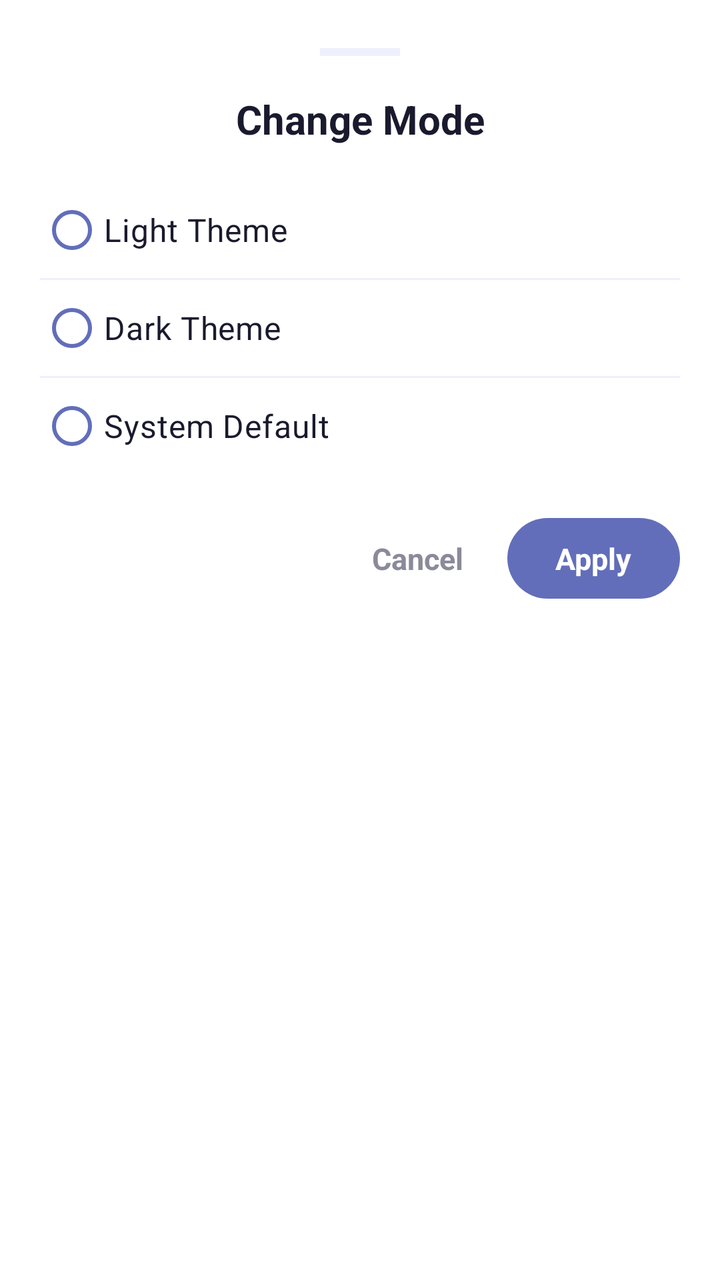
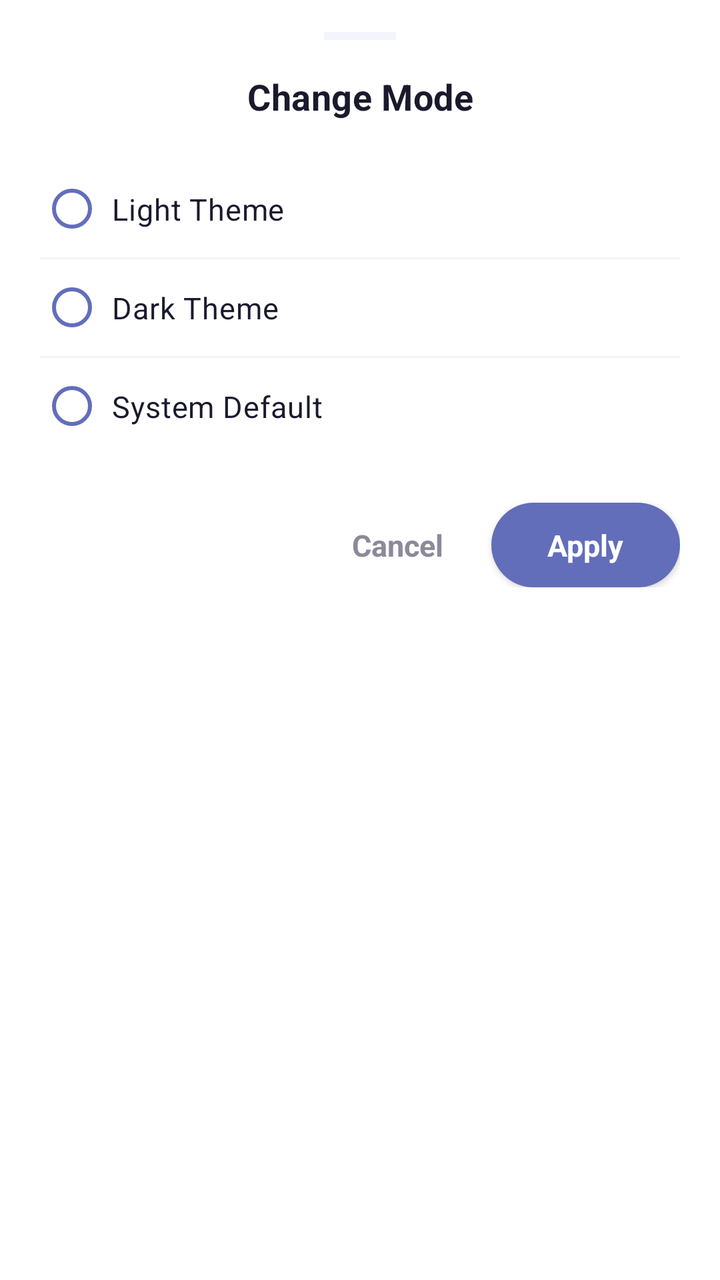

Before-and-after screenshots of an Android layout around one commit, followed by the original layout XML and the change that was made.
<!-- AndroidManifest.xml: application theme Theme.RailRadar -->
<!-- res/layout/change_theme_modal.xml -->
<?xml version="1.0" encoding="utf-8"?>
<RelativeLayout xmlns:android="http://schemas.android.com/apk/res/android"
    xmlns:app="http://schemas.android.com/apk/res-auto"
    android:layout_width="match_parent"
    android:layout_height="wrap_content"
    android:layout_gravity="center"
    android:background="@color/card_background"
    android:paddingHorizontal="20dp"
    android:paddingTop="24dp"
    android:paddingBottom="20dp">

    
    <View
        android:id="@+id/dragHandle"
        android:layout_width="40dp"
        android:layout_height="4dp"
        android:layout_centerHorizontal="true"
        android:background="@color/chip_background" />

    <TextView
        android:id="@+id/modalThemeTitle"
        android:layout_width="match_parent"
        android:layout_height="wrap_content"
        android:layout_below="@id/dragHandle"
        android:layout_marginTop="18dp"
        android:text="Change Mode"
        android:textColor="@color/card_text_primary"
        android:textSize="20sp"
        android:textStyle="bold"
        android:textAlignment="center" />

    <RadioGroup
        android:id="@+id/modalThemeRadioGroup"
        android:layout_width="match_parent"
        android:layout_height="wrap_content"
        android:layout_below="@+id/modalThemeTitle"
        android:layout_marginTop="18dp"
        android:orientation="vertical">

        <androidx.appcompat.widget.AppCompatRadioButton
            android:id="@+id/modalThemeLightRadio"
            android:layout_width="match_parent"
            android:layout_height="wrap_content"
            android:paddingVertical="12dp"
            android:text="Light Theme"
            android:textColor="@color/card_text_primary"
            android:textSize="16sp"
            app:buttonTint="@color/chip_accent" />

        <View
            android:layout_width="match_parent"
            android:layout_height="1dp"
            android:background="@color/chip_background" />

        <androidx.appcompat.widget.AppCompatRadioButton
            android:id="@+id/modalThemeDarkRadio"
            android:layout_width="match_parent"
            android:layout_height="wrap_content"
            android:paddingVertical="12dp"
            android:text="Dark Theme"
            android:textColor="@color/card_text_primary"
            android:textSize="16sp"
            app:buttonTint="@color/chip_accent" />

        <View
            android:layout_width="match_parent"
            android:layout_height="1dp"
            android:background="@color/chip_background" />

        <androidx.appcompat.widget.AppCompatRadioButton
            android:id="@+id/modalThemeSystemRadio"
            android:layout_width="match_parent"
            android:layout_height="wrap_content"
            android:paddingVertical="12dp"
            android:text="System Default"
            android:textColor="@color/card_text_primary"
            android:textSize="16sp"
            app:buttonTint="@color/chip_accent" />

    </RadioGroup>

    
    <LinearLayout
        android:layout_width="match_parent"
        android:layout_height="wrap_content"
        android:layout_below="@+id/modalThemeRadioGroup"
        android:layout_marginTop="22dp"
        android:orientation="horizontal"
        android:gravity="center_vertical|end">

        <TextView
            android:id="@+id/modalThemeCancelBtn"
            android:layout_width="wrap_content"
            android:layout_height="wrap_content"
            android:padding="10dp"
            android:text="Cancel"
            android:textColor="@color/card_text_secondary"
            android:textSize="15sp"
            android:textStyle="bold"
            android:clickable="true"
            android:focusable="true"
            android:background="?android:attr/selectableItemBackgroundBorderless" />

        <TextView
            android:id="@+id/modalThemeApplyBtn"
            android:layout_width="wrap_content"
            android:layout_height="wrap_content"
            android:layout_marginStart="12dp"
            android:background="@drawable/bg_apply_button"
            android:paddingHorizontal="24dp"
            android:paddingVertical="10dp"
            android:text="Apply"
            android:textColor="@android:color/white"
            android:textSize="15sp"
            android:textStyle="bold"
            android:clickable="true"
            android:focusable="true" />

    </LinearLayout>

</RelativeLayout>
<!-- resources referenced by this layout -->
<resources>
  <color name="card_background">#FFFFFF</color>
  <color name="card_text_primary">#1A1A2E</color>
  <color name="card_text_secondary">#8A8A9A</color>
  <color name="chip_accent">#626EBA</color>
  <color name="chip_background">#EEF0FB</color>
  <!-- drawable bg_apply_button (drawable) -->
  <?xml version="1.0" encoding="utf-8"?>
  <shape xmlns:android="http://schemas.android.com/apk/res/android"
      android:shape="rectangle">
      <solid android:color="@color/chip_accent" />
      <corners android:radius="24dp" />
  </shape>
  <style name="Theme.RailRadar" parent="Theme.Material3.DayNight.NoActionBar">
  
          
          <item name="colorPrimary">#4C6133</item>
          <item name="colorOnPrimary">@color/white</item>
          <item name="colorPrimaryContainer">@color/purple_200</item>
          <item name="colorOnPrimaryContainer">@color/black</item>
  
          
          <item name="colorSecondary">@color/teal_200</item>
          <item name="colorOnSecondary">@color/black</item>
  
          
          <item name="android:statusBarColor">?attr/colorPrimary</item>
  
          
      </style>
  <color name="white">#FFFFFFFF</color>
  
  
      //user route train colors
  <color name="purple_200">#FFBB86FC</color>
  <color name="black">#FF000000</color>
  <color name="teal_200">#FF03DAC5</color>
</resources>

<!-- the commit's change to res/layout/change_theme_modal.xml (unified diff, before → after) -->
@@ -6,77 +6,88 @@
     android:layout_gravity="center"
     android:background="@color/card_background"
     android:paddingHorizontal="20dp"
-    android:paddingTop="24dp"
-    android:paddingBottom="20dp">
+    android:paddingTop="16dp"
+    android:paddingBottom="24dp">
 
     
     <View
         android:id="@+id/dragHandle"
-        android:layout_width="40dp"
+        android:layout_width="36dp"
         android:layout_height="4dp"
         android:layout_centerHorizontal="true"
-        android:background="@color/chip_background" />
+        android:background="@color/chip_background"
+        android:alpha="0.7" />
 
+    
     <TextView
         android:id="@+id/modalThemeTitle"
         android:layout_width="match_parent"
         android:layout_height="wrap_content"
         android:layout_below="@id/dragHandle"
-        android:layout_marginTop="18dp"
+        android:layout_marginTop="16dp"
         android:text="Change Mode"
         android:textColor="@color/card_text_primary"
-        android:textSize="20sp"
+        android:textSize="18sp"
         android:textStyle="bold"
-        android:textAlignment="center" />
+        android:textAlignment="center"
+        android:letterSpacing="0.01" />
 
+    
     <RadioGroup
         android:id="@+id/modalThemeRadioGroup"
         android:layout_width="match_parent"
         android:layout_height="wrap_content"
         android:layout_below="@+id/modalThemeTitle"
-        android:layout_marginTop="18dp"
+        android:layout_marginTop="20dp"
         android:orientation="vertical">
 
         <androidx.appcompat.widget.AppCompatRadioButton
             android:id="@+id/modalThemeLightRadio"
             android:layout_width="match_parent"
             android:layout_height="wrap_content"
-            android:paddingVertical="12dp"
+            android:paddingVertical="14dp"
+            android:paddingStart="4dp"
             android:text="Light Theme"
             android:textColor="@color/card_text_primary"
-            android:textSize="16sp"
+            android:textSize="15sp"
+            android:buttonTint="@color/chip_accent"
             app:buttonTint="@color/chip_accent" />
 
         <View
             android:layout_width="match_parent"
             android:layout_height="1dp"
-            android:background="@color/chip_background" />
+            android:background="@color/chip_background"
+            android:alpha="0.6" />
 
         <androidx.appcompat.widget.AppCompatRadioButton
             android:id="@+id/modalThemeDarkRadio"
             android:layout_width="match_parent"
             android:layout_height="wrap_content"
-            android:paddingVertical="12dp"
+            android:paddingVertical="14dp"
+            android:paddingStart="4dp"
             android:text="Dark Theme"
             android:textColor="@color/card_text_primary"
-            android:textSize="16sp"
+            android:textSize="15sp"
+            android:buttonTint="@color/chip_accent"
             app:buttonTint="@color/chip_accent" />
 
         <View
             android:layout_width="match_parent"
             android:layout_height="1dp"
-            android:background="@color/chip_background" />
+            android:background="@color/chip_background"
+            android:alpha="0.6" />
 
         <androidx.appcompat.widget.AppCompatRadioButton
             android:id="@+id/modalThemeSystemRadio"
             android:layout_width="match_parent"
             android:layout_height="wrap_content"
-            android:paddingVertical="12dp"
+            android:paddingVertical="14dp"
+            android:paddingStart="4dp"
             android:text="System Default"
             android:textColor="@color/card_text_primary"
-            android:textSize="16sp"
+            android:textSize="15sp"
+            android:buttonTint="@color/chip_accent"
             app:buttonTint="@color/chip_accent" />
-
     </RadioGroup>
 
     
@@ -84,15 +95,16 @@
         android:layout_width="match_parent"
         android:layout_height="wrap_content"
         android:layout_below="@+id/modalThemeRadioGroup"
-        android:layout_marginTop="22dp"
+        android:layout_marginTop="24dp"
         android:orientation="horizontal"
-        android:gravity="center_vertical|end">
+        android:gravity="end|center_vertical">
 
         <TextView
             android:id="@+id/modalThemeCancelBtn"
             android:layout_width="wrap_content"
             android:layout_height="wrap_content"
-            android:padding="10dp"
+            android:paddingHorizontal="16dp"
+            android:paddingVertical="10dp"
             android:text="Cancel"
             android:textColor="@color/card_text_secondary"
             android:textSize="15sp"
@@ -105,17 +117,17 @@
             android:id="@+id/modalThemeApplyBtn"
             android:layout_width="wrap_content"
             android:layout_height="wrap_content"
-            android:layout_marginStart="12dp"
+            android:layout_marginStart="8dp"
             android:background="@drawable/bg_apply_button"
-            android:paddingHorizontal="24dp"
-            android:paddingVertical="10dp"
+            android:paddingHorizontal="28dp"
+            android:paddingVertical="11dp"
             android:text="Apply"
             android:textColor="@android:color/white"
             android:textSize="15sp"
             android:textStyle="bold"
             android:clickable="true"
-            android:focusable="true" />
-
+            android:focusable="true"
+            android:elevation="2dp" />
     </LinearLayout>
 
 </RelativeLayout>
<!-- resource entries referenced after the edit -->
@@ -15,26 +15,27 @@
   <style name="Theme.RailRadar" parent="Theme.Material3.DayNight.NoActionBar">
   
           
-          <item name="colorPrimary">#4C6133</item>
-          <item name="colorOnPrimary">@color/white</item>
-          <item name="colorPrimaryContainer">@color/purple_200</item>
-          <item name="colorOnPrimaryContainer">@color/black</item>
+          <item name="colorPrimary">#1E3A8A</item>
+          <item name="colorOnPrimary">#FFFFFF</item>
+          <item name="colorPrimaryContainer">#DBE1FF</item>
+          <item name="colorOnPrimaryContainer">#00174B</item>
   
           
-          <item name="colorSecondary">@color/teal_200</item>
-          <item name="colorOnSecondary">@color/black</item>
+          <item name="colorSecondary">#FF6E40</item>
+          <item name="colorOnSecondary">#FFFFFF</item>
+          <item name="colorSecondaryContainer">#FFDBCF</item>
+          <item name="colorOnSecondaryContainer">#3A0B00</item>
+  
+          
+          <item name="android:colorBackground">#F5F5F7</item>
+          <item name="colorSurface">#FFFFFF</item>
+          <item name="colorOnSurface">#1A1A1A</item>
+          <item name="colorOnSurfaceVariant">#5C5C5C</item>
   
           
           <item name="android:statusBarColor">?attr/colorPrimary</item>
+          <item name="android:windowLightStatusBar">false</item>
   
-          
       </style>
-  <color name="white">#FFFFFFFF</color>
-  
-  
-      //user route train colors
-  <color name="purple_200">#FFBB86FC</color>
-  <color name="black">#FF000000</color>
-  <color name="teal_200">#FF03DAC5</color>
 </resources>
 
